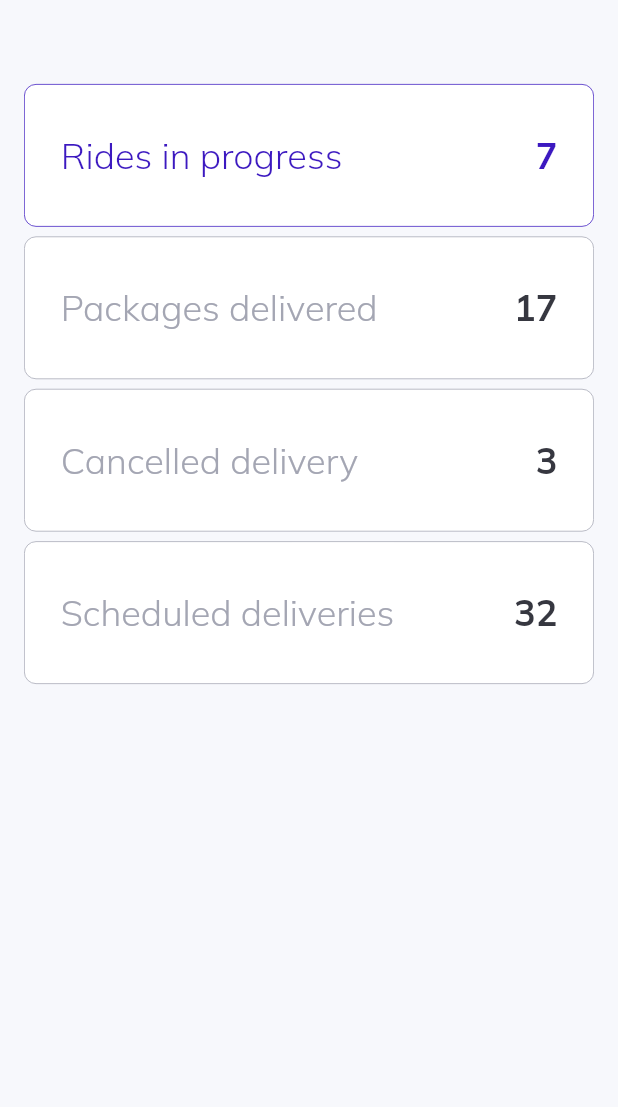
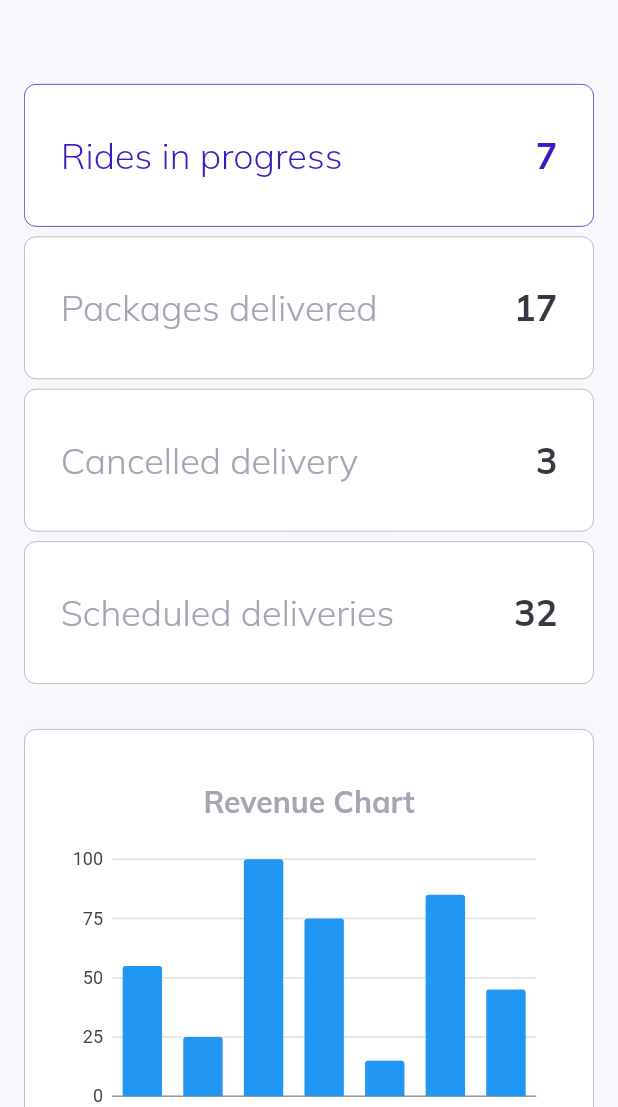
Before and after one commit to nascimento92/reference_flutter_projects, a Flutter app: the screen it shows after launch, on a phone screen of 412 x 824 dp, the part 129-1236 px from its top. Run offline on Flutter 3.47's test engine with Material 2 defaults, Android fonts, the phone set to English and light mode, and no system bars; our stand-ins replace charts_flutter_new, data_table_2, get, google_fonts.

Commit message:
page contents

```diff
--- a/web_course/lib/main.dart
+++ b/web_course/lib/main.dart
@@ -4,6 +4,7 @@ import 'package:google_fonts/google_fonts.dart';
 import 'package:web_course/constants/style.dart';
 import 'package:web_course/layout.dart';
 import 'package:web_course/controllers/menu_controller.dart';
+import 'package:web_course/pages/authentication/authentication.dart';
 
 import 'controllers/navigation_controller.dart';
 
--- a/web_course/lib/pages/overview/overview.dart
+++ b/web_course/lib/pages/overview/overview.dart
@@ -2,9 +2,12 @@ import 'package:flutter/material.dart';
 import 'package:get/get.dart';
 import 'package:web_course/constants/controllers.dart';
 import 'package:web_course/helpers/responsive.dart';
+import 'package:web_course/pages/overview/widgets/available_drivers_table.dart';
 import 'package:web_course/pages/overview/widgets/overview_cards_large.dart';
 import 'package:web_course/pages/overview/widgets/overview_cards_medium.dart';
 import 'package:web_course/pages/overview/widgets/overview_cards_small.dart';
+import 'package:web_course/widgets/charts/revenue_section_large.dart';
+import 'package:web_course/widgets/charts/revenue_section_small.dart';
 import 'package:web_course/widgets/custom/custom_text.dart';
 
 class OverViewPage extends StatelessWidget {
@@ -37,7 +40,12 @@ class OverViewPage extends StatelessWidget {
               else if (ResponsiveWidget.isMediumScreen(context))
                 const OverviewCardsMediumScreen()
               else
-                const OverviewCardsSmallScreen()
+                const OverviewCardsSmallScreen(),
+              if (!ResponsiveWidget.isSmallScreen(context))
+                const RevenueSectionLarge()
+              else
+                const RevenueSectionSmall(),
+              const AvailableDriversTable()
             ],
           ),
         ),
--- a/web_course/lib/widgets/cards/info_card.dart
+++ b/web_course/lib/widgets/cards/info_card.dart
@@ -32,7 +32,8 @@ class InfoCard extends StatelessWidget {
                     color: ligthGreyColor.withOpacity(.1),
                     blurRadius: 12)
               ],
-              borderRadius: BorderRadius.circular(8)),
+              borderRadius: BorderRadius.circular(8),
+              border: Border.all(color: ligthGreyColor, width: .5)),
           child: Column(
             children: [
               Row(
--- /dev/null
+++ b/web_course/lib/widgets/charts/bar_chart.dart
@@ -0,0 +1,58 @@
+/// Bar chart example
+import 'package:charts_flutter_new/flutter.dart' as charts;
+import 'package:flutter/material.dart';
+
+class SimpleBarChart extends StatelessWidget {
+  final List<charts.Series<dynamic, String>> seriesList;
+  final bool? animate;
+
+  const SimpleBarChart(this.seriesList, {super.key, this.animate});
+
+  /// Creates a [BarChart] with sample data and no transition.
+  factory SimpleBarChart.withSampleData() {
+    return SimpleBarChart(
+      _createSampleData(),
+      // Disable animations for image tests.
+      animate: false,
+    );
+  }
+
+  @override
+  Widget build(BuildContext context) {
+    return charts.BarChart(
+      seriesList,
+      animate: animate,
+    );
+  }
+
+  /// Create one series with sample hard coded data.
+  static List<charts.Series<OrdinalSales, String>> _createSampleData() {
+    final data = [
+      OrdinalSales('Today', 55),
+      OrdinalSales('Yesterday', 25),
+      OrdinalSales('2 days', 100),
+      OrdinalSales('24 Jun', 75),
+      OrdinalSales('23 Jun', 15),
+      OrdinalSales('22 Jun', 85),
+      OrdinalSales('21 Jun', 45),
+    ];
+
+    return [
+      charts.Series<OrdinalSales, String>(
+        id: 'Sales',
+        colorFn: (_, __) => charts.MaterialPalette.blue.shadeDefault,
+        domainFn: (OrdinalSales sales, _) => sales.year,
+        measureFn: (OrdinalSales sales, _) => sales.sales,
+        data: data,
+      )
+    ];
+  }
+}
+
+/// Sample ordinal data type.
+class OrdinalSales {
+  final String year;
+  final int sales;
+
+  OrdinalSales(this.year, this.sales);
+}
--- /dev/null
+++ b/web_course/lib/widgets/charts/revenue_section_small.dart
@@ -0,0 +1,88 @@
+import 'package:flutter/material.dart';
+import 'package:web_course/constants/style.dart';
+import 'package:web_course/widgets/charts/revenue_info.dart';
+
+import '../custom/custom_text.dart';
+import 'bar_chart.dart';
+
+class RevenueSectionSmall extends StatelessWidget {
+  const RevenueSectionSmall({super.key});
+
+  @override
+  Widget build(BuildContext context) {
+    return Container(
+      padding: const EdgeInsets.all(24),
+      margin: const EdgeInsets.symmetric(vertical: 30),
+      decoration: BoxDecoration(
+        color: Colors.white,
+        borderRadius: BorderRadius.circular(8),
+        boxShadow: [
+          BoxShadow(
+              offset: const Offset(0, 6),
+              color: ligthGreyColor.withOpacity(.1),
+              blurRadius: 12)
+        ],
+        border: Border.all(color: ligthGreyColor, width: .5),
+      ),
+      child: Column(
+        children: [
+          SizedBox(
+            height: 260,
+            child: Column(
+              mainAxisAlignment: MainAxisAlignment.spaceEvenly,
+              children: [
+                CustomText(
+                  text: "Revenue Chart",
+                  size: 20,
+                  weight: FontWeight.bold,
+                  color: ligthGreyColor,
+                ),
+                SizedBox(
+                    width: 600,
+                    height: 200,
+                    child: SimpleBarChart.withSampleData()),
+              ],
+            ),
+          ),
+          Container(
+            width: 120,
+            height: 1,
+            color: ligthGreyColor,
+          ),
+          SizedBox(
+            height: 260,
+            child: Column(
+              mainAxisAlignment: MainAxisAlignment.spaceEvenly,
+              children: [
+                Row(
+                  children: const [
+                    RevenueInfo(
+                      title: "Toda\'s revenue",
+                      amount: "230",
+                    ),
+                    RevenueInfo(
+                      title: "Last 7 days",
+                      amount: "1,100",
+                    ),
+                  ],
+                ),
+                Row(
+                  children: const [
+                    RevenueInfo(
+                      title: "Last 30 days",
+                      amount: "3,230",
+                    ),
+                    RevenueInfo(
+                      title: "Last 12 months",
+                      amount: "11,300",
+                    ),
+                  ],
+                ),
+              ],
+            ),
+          ),
+        ],
+      ),
+    );
+  }
+}
--- a/web_course/lib/widgets/side_menu/side_menu.dart
+++ b/web_course/lib/widgets/side_menu/side_menu.dart
@@ -6,6 +6,8 @@ import 'package:web_course/helpers/responsive.dart';
 import 'package:web_course/widgets/side_menu/menu_item_list.dart';
 import 'package:web_course/widgets/custom/custom_text.dart';
 import 'package:web_course/widgets/side_menu/side_menu_item.dart';
+
+import '../../pages/authentication/authentication.dart';
 
 class SideMenu extends StatelessWidget {
   const SideMenu({super.key});
@@ -59,7 +61,7 @@ class SideMenu extends StatelessWidget {
                         : itemName,
                     onTap: () {
                       if (itemName == AuthenticationPageRoute) {
-                        //TODO:: go to authentication page
+                        Get.offAll(() => AuthenticationPage());
                       }
 
                       if (!menuController.isActive(itemName)) {
--- a/web_course/pubspec.yaml
+++ b/web_course/pubspec.yaml
@@ -37,7 +37,7 @@ dependencies:
   cupertino_icons: ^1.0.2
   get: ^4.6.5
   google_fonts: ^4.0.3
-  syncfusion_flutter_charts: ^20.4.50
+  charts_flutter_new: ^0.12.0
   data_table_2: ^2.3.12
 
 dev_dependencies:
```
Also changed, not shown: web_course/lib/pages/authentication/authentication.dart (+112 -21 lines), web_course/lib/pages/drivers/drivers.dart (+10 -2 lines), web_course/lib/pages/drivers/widgets/drivers_table.dart (added, +93 -0 lines), web_course/lib/pages/overview/widgets/available_drivers_table.dart (added, +116 -0 lines), web_course/lib/pages/overview/widgets/table_teste.dart (added, +46 -0 lines), web_course/lib/widgets/charts/revenue_info.dart (added, +31 -0 lines), web_course/lib/widgets/charts/revenue_section_large.dart (added, +88 -0 lines), web_course/pubspec.lock, 1 other file.
